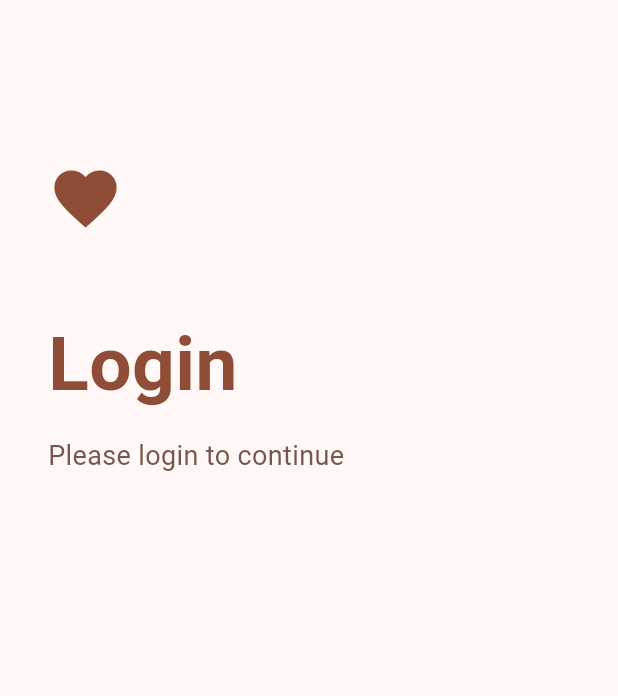
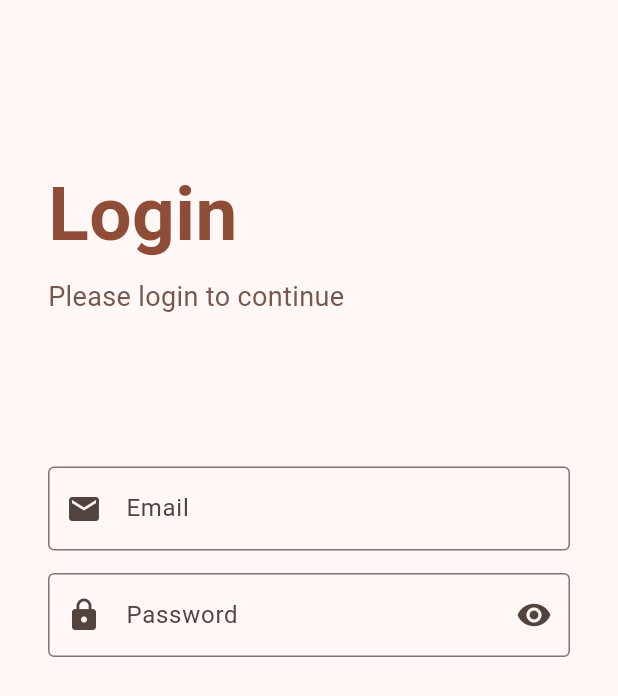
Before and after one commit to Gsdagustavo/flutter-login-screen, a Flutter app: the screen it shows after launch, on a phone screen of 412 x 824 dp. Shown: the top 696 px of the screen. Run offline on Flutter 3.47's test engine with Material 3 defaults, Android fonts, the phone set to English and light mode, and no system bars.

Commit message:
implemented the email and password text fields, with the showing and hiding password functionality

```diff
--- a/lib/view/pages/login_page.dart
+++ b/lib/view/pages/login_page.dart
@@ -12,6 +12,7 @@ class LoginPage extends StatefulWidget {
 
 class _LoginPageState extends State<LoginPage> {
   final _emailController = TextEditingController();
+
   final _passwordController = TextEditingController();
 
   bool _obscurePassword = true;
@@ -26,16 +27,22 @@ class _LoginPageState extends State<LoginPage> {
         child: Column(
           crossAxisAlignment: CrossAxisAlignment.start,
           children: [
-            /// spacing
-            const SizedBox(height: 75),
 
-            /// heart icon
-            const AnimatedHeartIcon(),
+            /// main icon
+            // Padding(
+            //   padding: const EdgeInsets.only(top: 48),
+            //   child: Column(
+            //     mainAxisAlignment: MainAxisAlignment.center,
+            //     children: [
+            //       /// heart icon
+            //       const AnimatedHeartIcon(),
+            //     ],
+            //   ),
+            // ),
 
-            /// spacing
-            const SizedBox(height: 50),
+            const VerticalSpace(75),
 
-            /// title
+            /// Login label and subtitle
             Text(
               'Login',
               style: TextStyle(
@@ -45,7 +52,7 @@ class _LoginPageState extends State<LoginPage> {
               ),
             ),
 
-            const SizedBox(height: 12),
+            const VerticalSpace(6),
 
             /// subtitle
             Text(
@@ -56,9 +63,66 @@ class _LoginPageState extends State<LoginPage> {
                 // fontWeight: FontWeight.bold,
               ),
             ),
+
+            const VerticalSpace(100),
+
+            /// email text field
+            TextField(
+              controller: _emailController,
+              decoration: InputDecoration(
+                label: Text('Email'),
+                border: OutlineInputBorder(),
+                prefixIcon: Icon(Icons.email),
+              ),
+            ),
+
+            const VerticalSpace(15),
+
+            /// password text field
+            TextField(
+              controller: _passwordController,
+              decoration: InputDecoration(
+                label: Text('Password'),
+                border: OutlineInputBorder(),
+                prefixIcon: Icon(Icons.lock),
+                suffixIcon: GestureDetector(
+                  onTap: () {
+                    setState(() {
+                      _obscurePassword = !_obscurePassword;
+                    });
+                  },
+
+                  child: TweenAnimationBuilder<double>(
+                    tween: Tween<double>(
+                      begin: 0,
+                      end: _obscurePassword ? 0 : 1,
+                    ),
+                    duration: Duration(milliseconds: 500),
+                    builder: (context, value, child) {
+                      return Transform.rotate(
+                        angle: value * 3.14,
+                        child: Icon(
+                          _obscurePassword ? Icons.visibility : Icons.visibility_off,
+                        ),
+                      );
+                    },
+                  ),
+                ),
+              ),
+              obscureText: _obscurePassword,
+            ),
           ],
         ),
       ),
     );
   }
 }
+
+class VerticalSpace extends StatelessWidget {
+  const VerticalSpace(this.height, {super.key});
+
+  final double height;
+
+  @override
+  Widget build(BuildContext context) => SizedBox(height: height);
+}
```
